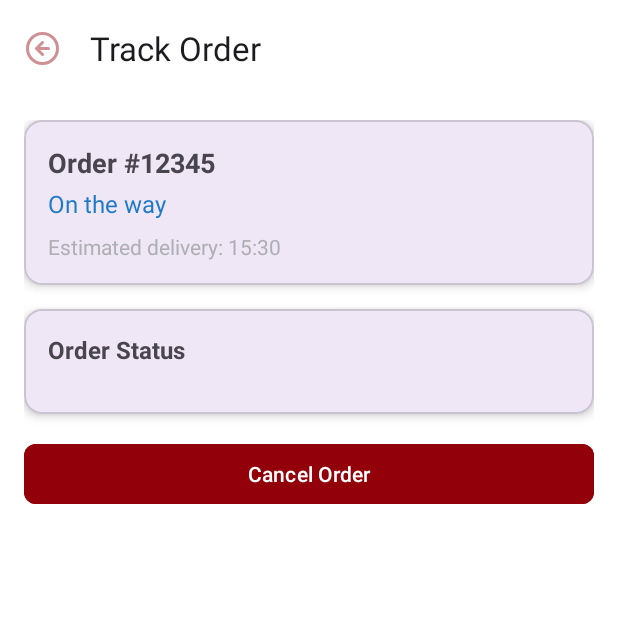
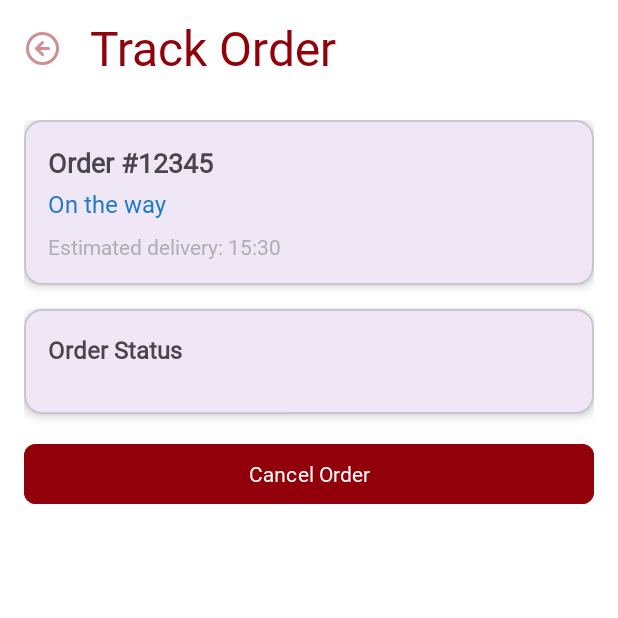
Before and after one commit to Rothmann-Daniel/FoodDeliveryApp, an Android app: the OrderTrackingActivity screen opened directly, with no data from a screen before it, on a phone screen of 412 x 824 dp, the top half of it. Run offline under Robolectric (Android 15) with nearby library versions, the phone set to English and light mode, and no system bars; 1 statement that could not run was skipped.

Commit message:
add styles

```diff
--- a/app/src/main/res/layout/activity_order_tracking.xml
+++ b/app/src/main/res/layout/activity_order_tracking.xml
@@ -14,6 +14,7 @@
         android:background="@color/white"
         android:elevation="4dp"
         app:title="Track Order"
+        app:titleTextAppearance="@style/tv_title_StartActivity"
         app:navigationIcon="@drawable/ic_back"
         app:layout_constraintTop_toTopOf="parent"
         app:layout_constraintStart_toStartOf="parent"
@@ -51,6 +52,7 @@
                         android:layout_width="wrap_content"
                         android:layout_height="wrap_content"
                         android:text="Order #12345"
+                        android:fontFamily="@font/yeonsung"
                         android:textSize="18sp"
                         android:textStyle="bold"/>
 
@@ -59,6 +61,7 @@
                         android:layout_width="wrap_content"
                         android:layout_height="wrap_content"
                         android:text="On the way"
+                        android:fontFamily="@font/yeonsung"
                         android:textSize="16sp"
                         android:textColor="@color/blue"
                         android:layout_marginTop="4dp"/>
@@ -68,6 +71,7 @@
                         android:layout_width="wrap_content"
                         android:layout_height="wrap_content"
                         android:text="Estimated delivery: 15:30"
+                        android:fontFamily="@font/yeonsung"
                         android:textSize="14sp"
                         android:textColor="@color/grey"
                         android:layout_marginTop="8dp"/>
@@ -93,6 +97,7 @@
                         android:layout_width="wrap_content"
                         android:layout_height="wrap_content"
                         android:text="Order Status"
+                        android:fontFamily="@font/yeonsung"
                         android:textSize="16sp"
                         android:textStyle="bold"
                         android:layout_marginBottom="16dp"/>
@@ -127,6 +132,7 @@
                         android:layout_width="wrap_content"
                         android:layout_height="wrap_content"
                         android:text="Courier Information"
+                        android:fontFamily="@font/yeonsung"
                         android:textSize="16sp"
                         android:textStyle="bold"
                         android:layout_marginBottom="12dp"/>
@@ -136,6 +142,7 @@
                         android:layout_width="wrap_content"
                         android:layout_height="wrap_content"
                         android:text="John Doe"
+                        android:fontFamily="@font/yeonsung"
                         android:textSize="14sp"/>
 
                     <TextView
@@ -143,6 +150,7 @@
                         android:layout_width="wrap_content"
                         android:layout_height="wrap_content"
                         android:text="+1 234 567 890"
+                        android:fontFamily="@font/yeonsung"
                         android:textSize="14sp"
                         android:textColor="@color/blue"
                         android:layout_marginTop="4dp"/>
@@ -152,6 +160,7 @@
                         android:layout_width="match_parent"
                         android:layout_height="wrap_content"
                         android:text="Call Courier"
+                        android:fontFamily="@font/yeonsung"
                         android:layout_marginTop="12dp"
                         app:icon="@drawable/ic_phone"
                         app:cornerRadius="8dp"/>
@@ -164,7 +173,8 @@
                 android:id="@+id/btn_cancel_order"
                 android:layout_width="match_parent"
                 android:layout_height="wrap_content"
-                android:text="Cancel Order"
+                android:text="@string/cancel_order"
+                android:fontFamily="@font/yeonsung"
                 android:layout_marginTop="16dp"
                 android:textColor="@color/white"
                 android:backgroundTint="@color/red_startActivity"
```
Also changed, not shown: app/src/main/res/layout/fragment_history.xml (+5 -3 lines), app/src/main/res/layout/item_order.xml (+12 -5 lines), app/src/main/res/layout/item_timeline_step.xml (+5 -2 lines), app/src/main/res/values/strings.xml (+14 -1 lines).
